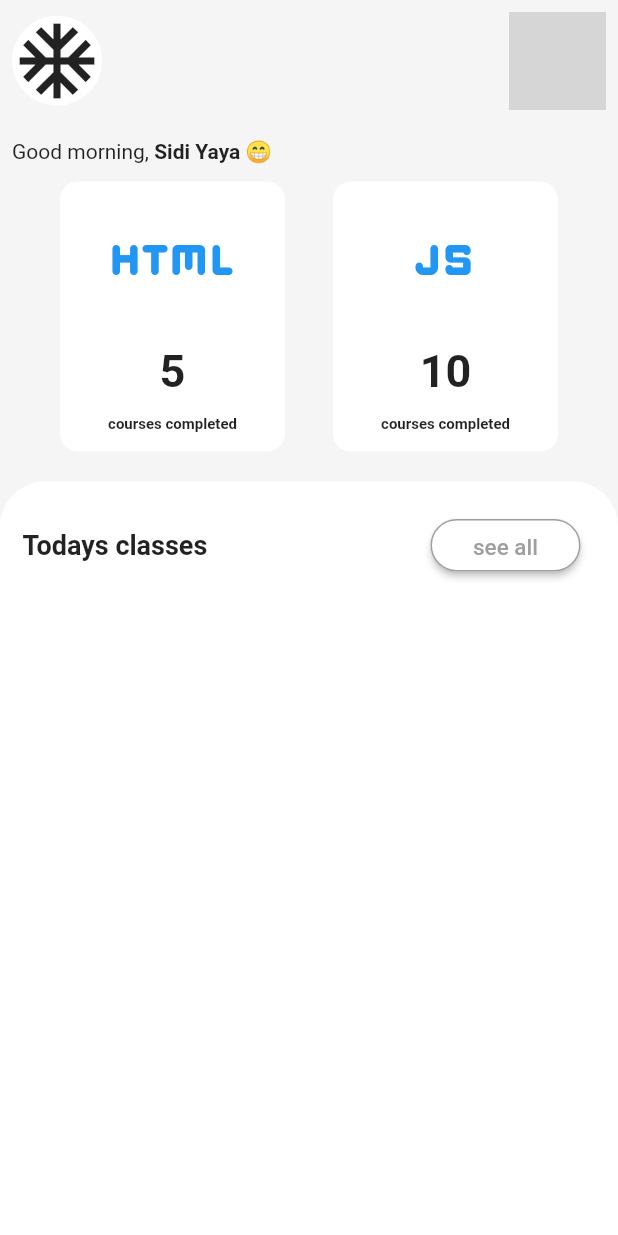
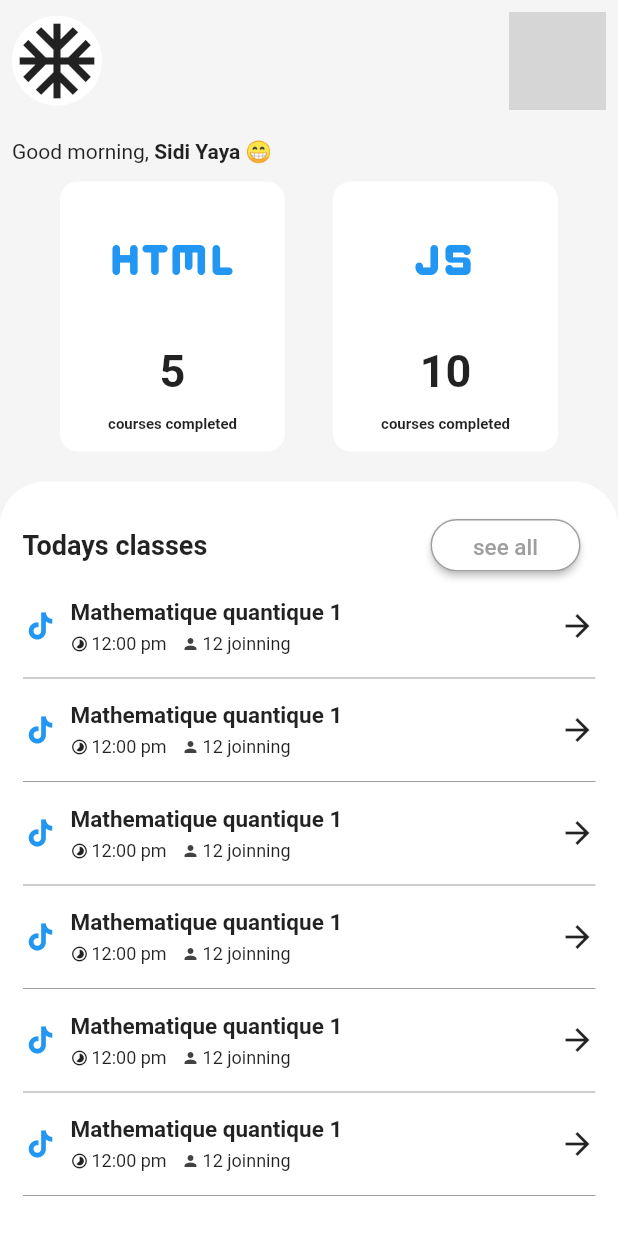
Before and after one commit to konatezer/flutter-ui-challenge-1-school-app, a Flutter app: the screen it shows after launch, on a phone screen of 412 x 824 dp. Run offline on Flutter 3.47's test engine with Material 2 defaults, Android fonts, the phone set to English and light mode, and no system bars; network calls fail; grey boxes are pictures that could not be loaded.

Commit message:
adding the course lists

```diff
--- a/lib/pages/home_page.dart
+++ b/lib/pages/home_page.dart
@@ -1,6 +1,7 @@
-// ignore_for_file: prefer_const_constructors, deprecated_member_use
+// ignore_for_file: prefer_const_constructors, deprecated_member_use, sized_box_for_whitespace
 
 import 'package:flutter/material.dart';
+import 'package:schoolapp/widgets/course_resume.dart';
 import 'package:schoolapp/widgets/courses_status_title.dart';
 
 class HomePage extends StatefulWidget {
@@ -131,6 +132,24 @@ class _HomePageState extends State<HomePage> {
                         ),
                       ],
                     ),
+
+                    // courses resume
+
+                    Expanded(
+                      child: ListView.builder(
+                        itemCount: 10,
+                        itemBuilder: (BuildContext context, int index) {
+                          return CourseResume(
+                              icon: Icon(
+                                Icons.tiktok,
+                                color: Colors.blue,
+                              ),
+                              courseName: "Mathematique quantique 1",
+                              courseHours: "12:00 pm",
+                              numberJoinded: "12");
+                        },
+                      ),
+                    ),
                   ],
                 ),
               ),
--- /dev/null
+++ b/lib/widgets/course_resume.dart
@@ -0,0 +1,106 @@
+// ignore_for_file: prefer_const_constructors, prefer_interpolation_to_compose_strings
+
+import 'package:flutter/material.dart';
+
+class CourseResume extends StatelessWidget {
+  final Icon icon;
+  final String courseName;
+  final String courseHours;
+  final String numberJoinded;
+
+  const CourseResume({
+    required this.icon,
+    required this.courseName,
+    required this.courseHours,
+    required this.numberJoinded,
+    Key? key,
+  }) : super(key: key);
+
+  @override
+  Widget build(BuildContext context) {
+    return Column(
+      children: [
+        Row(
+          // ignore: prefer_const_literals_to_create_immutables
+          mainAxisAlignment: MainAxisAlignment.spaceBetween,
+          children: [
+            Row(
+              children: [
+                icon,
+                Padding(
+                  padding: const EdgeInsets.all(8.0),
+                  child: Column(
+                    // ignore: prefer_const_literals_to_create_immutables
+                    crossAxisAlignment: CrossAxisAlignment.start,
+                    children: [
+                      Text(
+                        courseName,
+                        style: TextStyle(
+                          fontWeight: FontWeight.bold,
+                          fontSize: 15,
+                        ),
+                      ),
+                      SizedBox(height: 5),
+                      Row(
+                        children: [
+                          Row(
+                            // ignore: prefer_const_literals_to_create_immutables
+
+                            // ignore: prefer_const_literals_to_create_immutables
+                            children: [
+                              Icon(
+                                Icons.timelapse_rounded,
+                                size: 12,
+                              ),
+                              SizedBox(
+                                width: 2,
+                              ),
+                              Text(
+                                courseHours,
+                                style: TextStyle(
+                                  fontSize: 12,
+                                ),
+                              ),
+                            ],
+                          ),
+                          SizedBox(
+                            width: 10,
+                          ),
+                          Row(
+                            // ignore: prefer_const_literals_to_create_immutables
+                            children: [
+                              Icon(
+                                Icons.person,
+                                size: 12,
+                                color: Colors.grey[800],
+                              ),
+                              SizedBox(
+                                width: 2,
+                              ),
+                              Text(
+                                numberJoinded + " joinning",
+                                style: TextStyle(
+                                  fontSize: 12,
+                                ),
+                              ),
+                            ],
+                          )
+                        ],
+                      ),
+                    ],
+                  ),
+                ),
+              ],
+            ),
+            Icon(
+              Icons.arrow_forward,
+            )
+          ],
+        ),
+        Divider(
+          color: Colors.grey,
+        ),
+      ],
+    );
+  }
+}
```
